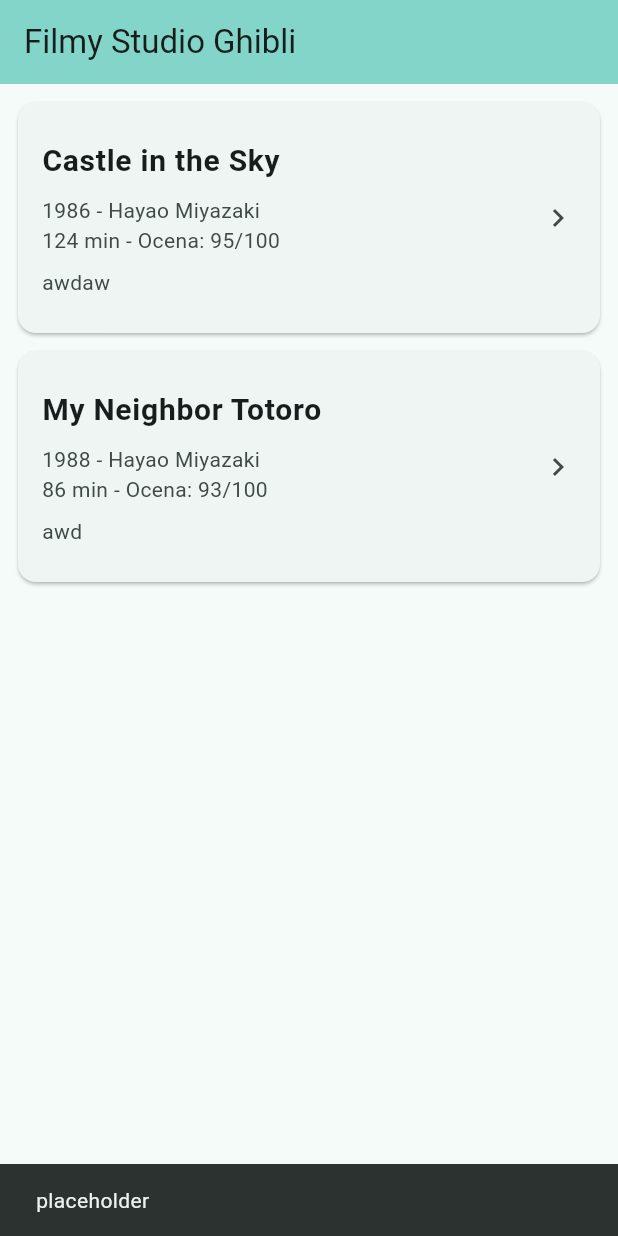
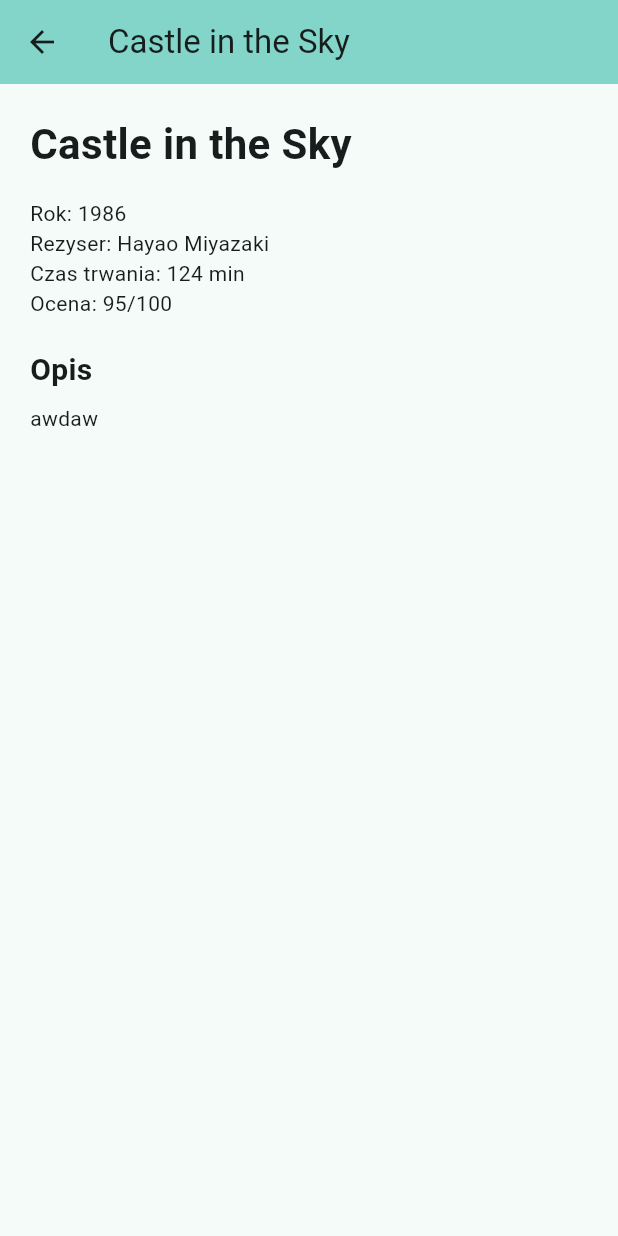
Before and after one commit to jesuschytrusodnowiciel/projekt_ghibli, a Flutter app: the screen it shows after launch, after a tap on "Castle in the Sky", on a phone screen of 412 x 824 dp. Run offline on Flutter 3.47's test engine with Material 3 defaults, Android fonts, the phone set to English and light mode, and no system bars.

Commit message:
drugi ekran

```diff
--- a/lib/main.dart
+++ b/lib/main.dart
@@ -101,11 +101,10 @@
               ),
               trailing: const Icon(Icons.chevron_right),
               onTap: () {
-                ScaffoldMessenger.of(context).showSnackBar(
-                  SnackBar(
-                    content: Text(
-                      'placeholder',
-                    ),
+                Navigator.push(
+                  context,
+                  MaterialPageRoute(
+                    builder: (context) => FilmDetailsPage(film: film),
                   ),
                 );
               },
@@ -116,3 +115,40 @@
     );
   }
 }
+
+class FilmDetailsPage extends StatelessWidget {
+  const FilmDetailsPage({super.key, required this.film});
+
+  final GhibliFilm film;
+
+  @override
+  Widget build(BuildContext context) {
+    return Scaffold(
+      appBar: AppBar(
+        title: Text(film.title),
+        backgroundColor: Theme.of(context).colorScheme.inversePrimary,
+      ),
+      body: ListView(
+        padding: const EdgeInsets.all(20),
+        children: [
+          Text(
+            film.title,
+            style: const TextStyle(fontSize: 28, fontWeight: FontWeight.bold),
+          ),
+          const SizedBox(height: 16),
+          Text('Rok: ${film.year}'),
+          Text('Rezyser: ${film.director}'),
+          Text('Czas trwania: ${film.duration}'),
+          Text('Ocena: ${film.score}/100'),
+          const SizedBox(height: 20),
+          const Text(
+            'Opis',
+            style: TextStyle(fontSize: 20, fontWeight: FontWeight.bold),
+          ),
+          const SizedBox(height: 8),
+          Text(film.description),
+        ],
+      ),
+    );
+  }
+}
```
Also changed, not shown: 1 other file.
